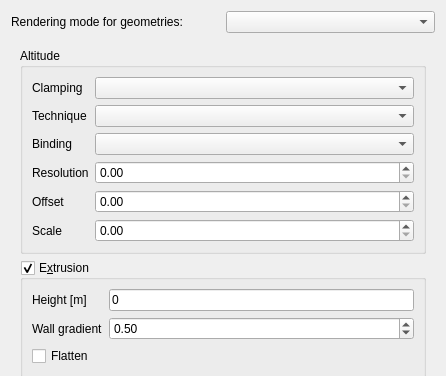
Old version of the form kadas/app/globe/kadasglobevectorlayerproperties.ui in the repository kadas-albireo/kadas-albireo2; both pictures show x 0 to 446 and y 0 to 376 of the 446 by 580 pixel window.
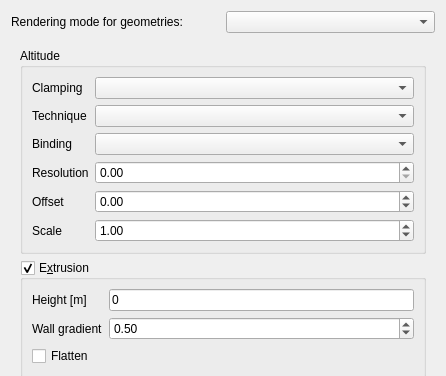
New version of the form. Custom widgets are drawn as their Qt base class.

Commit message: Ensure 3D model scaling is 1 by default, increase allowable range for offset

```diff
--- a/kadas/app/globe/kadasglobevectorlayerproperties.ui
+++ b/kadas/app/globe/kadasglobevectorlayerproperties.ui
@@ -123,6 +123,12 @@
             <property name="toolTip">
              <string>Vertical offset to apply to geometry Z</string>
             </property>
+            <property name="minimum">
+             <double>-9999.000000000000000</double>
+            </property>
+            <property name="maximum">
+             <double>9999.000000000000000</double>
+            </property>
            </widget>
           </item>
           <item row="5" column="1">
@@ -130,6 +136,9 @@
             <property name="toolTip">
              <string>Scale factor to apply to geometry Z</string>
             </property>
+            <property name="value">
+             <double>1.000000000000000</double>
+            </property>
            </widget>
           </item>
          </layout>
```
The commit also changes 2 other files.
